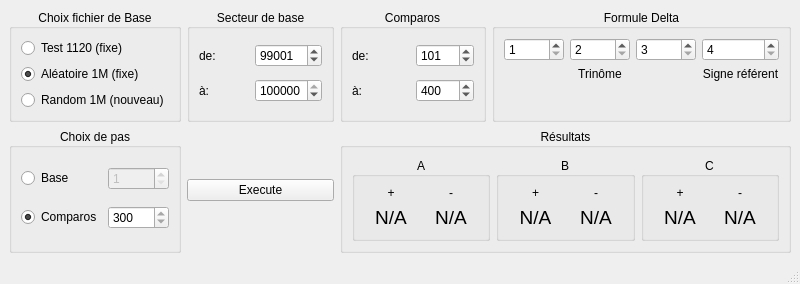
Old version of the form dualite_transnumerique/fenetre.ui in the repository camptocamp/fehlmann_dualite.
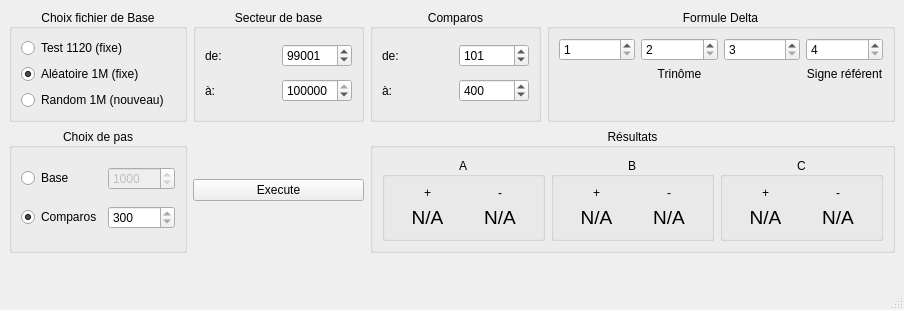
New version of the form.

```diff
--- a/dualite_transnumerique/fenetre.ui
+++ b/dualite_transnumerique/fenetre.ui
@@ -6,8 +6,8 @@
    <rect>
     <x>0</x>
     <y>0</y>
-    <width>800</width>
-    <height>268</height>
+    <width>904</width>
+    <height>310</height>
    </rect>
   </property>
   <property name="windowTitle">
@@ -214,6 +214,12 @@
          <property name="minimum">
           <number>1</number>
          </property>
+         <property name="maximum">
+          <number>1000000</number>
+         </property>
+         <property name="value">
+          <number>1000</number>
+         </property>
         </widget>
        </item>
        <item row="1" column="1">
@@ -225,7 +231,7 @@
           <number>1</number>
          </property>
          <property name="maximum">
-          <number>10000</number>
+          <number>1000000</number>
          </property>
          <property name="value">
           <number>300</number>
```
